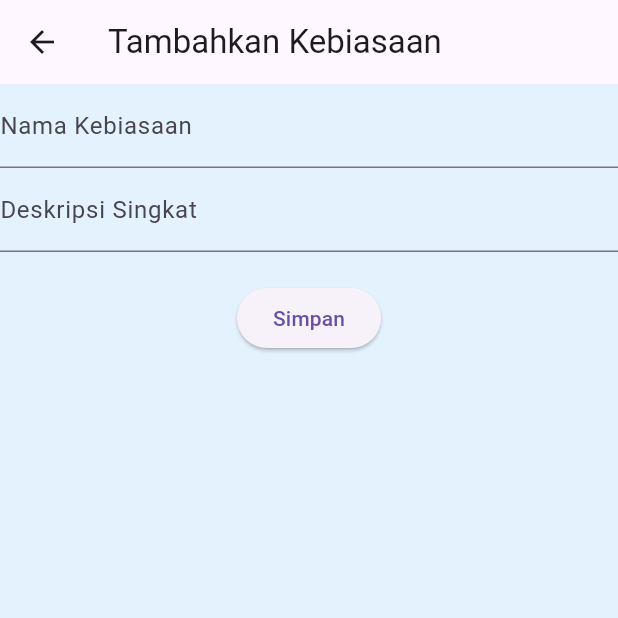
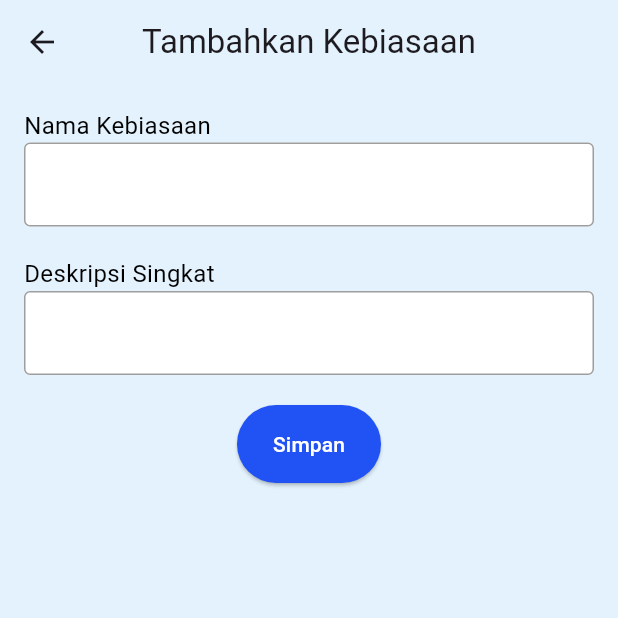
Before and after one commit to anggunn03/habit, a Flutter app: the HabitPage screen opened by its route, on a phone screen of 412 x 824 dp, the top half of it. Run offline on Flutter 3.47's test engine with Material 3 defaults, Android fonts, the phone set to English and light mode, and no system bars; our stand-ins replace supabase_flutter; accounts and stored records are empty.

```diff
--- a/lib/page/habit_page.dart
+++ b/lib/page/habit_page.dart
@@ -61,14 +61,40 @@ class _HabitPageState extends State<HabitPage> {
 
     return Scaffold(
       appBar: AppBar(
+        backgroundColor: Colors.blue[50],
+        centerTitle: true,
         title: Text('${(habit != null) ? 'Edit' : 'Tambahkan'} Kebiasaan'),
+        leading: IconButton(
+          icon: const Icon(Icons.arrow_back),
+          onPressed: () {
+            Navigator.pop(context);
+          },
+        ),
       ),
       body: Form(
         key: _formkey,
+        child: Padding(
+          padding: const EdgeInsets.all(16.0),
           child: Column(
+            crossAxisAlignment: CrossAxisAlignment.start, //label rata kiri
             children: [
+              const Text(
+                'Nama Kebiasaan',
+                style: TextStyle(fontSize: 16, color: Colors.black),
+              ),
+
             TextFormField(
-              decoration: const InputDecoration(labelText: 'Nama Kebiasaan'),
+              decoration: const InputDecoration(
+                border: OutlineInputBorder(),
+                enabledBorder: OutlineInputBorder(
+                  borderSide: BorderSide(color: Colors.grey, width : 1),
+                  ),
+                focusedBorder: OutlineInputBorder(
+                  borderSide: BorderSide(color: Colors.black, width : 1),
+                ),
+                fillColor: Colors.white,
+                filled: true,
+              ),
               validator: (value) {
                 if (value == null || value.isEmpty) {
                   return 'Masukkan nama kebiasaan';
@@ -82,10 +108,25 @@ class _HabitPageState extends State<HabitPage> {
                 });
               },
             ),
-
+            const SizedBox(height : 20),
+            const Text(
+              'Deskripsi Singkat',
+              style: TextStyle(fontSize: 16, color: Colors.black),
+            ),
 
             TextFormField(
-              decoration: const InputDecoration(labelText: 'Deskripsi Singkat'),
+              decoration: const InputDecoration(
+                border: OutlineInputBorder(),
+                enabledBorder: OutlineInputBorder(
+                  borderSide: BorderSide(color: Colors.grey, width : 1),
+                  ),
+
+                focusedBorder: OutlineInputBorder(
+                  borderSide: BorderSide(color: Colors.black, width : 1),
+                ),
+                fillColor: Colors.white,
+                filled: true,
+              ),
               initialValue: description,
               onChanged: (value) {
                 setState(() {
@@ -95,12 +136,22 @@ class _HabitPageState extends State<HabitPage> {
             ),
 
             const SizedBox(height : 20),
-            ElevatedButton(
+            Center(
+              child: ElevatedButton(
+                style: ElevatedButton.styleFrom(
+                  backgroundColor: const Color.fromARGB(255, 33, 82, 243),
+                  foregroundColor: Colors.white,
+                  shape: const StadiumBorder(),
+                  padding: const EdgeInsets.symmetric(horizontal: 24, vertical: 16)
+                ),
+
                 onPressed: save,
                 child: const Text('Simpan')),
+            )
             ],
           )
         ),
+      )
     );
   }
 }
--- a/lib/page/home_page.dart
+++ b/lib/page/home_page.dart
@@ -126,16 +126,21 @@ class _HomePageState extends State<HomePage> {
                                 context: context,
                                 builder: (context) {
                                   return AlertDialog(
+                                    backgroundColor: Colors.white,
                                     title: const Text('Konfirmasi'),
                                     content: const Text('Apakah anda yakin ingin menghapus kebiasaan ini?'),
                                     actions: [
                                       TextButton(
                                         onPressed: () => Navigator.of(context).pop(false),
-                                         child: const Text('Batal'),
+                                        child: const Text('Batal',
+                                          style: TextStyle(color: Colors.black),
+                                        ),
                                       ),
                                       TextButton(
                                         onPressed: () => Navigator.of(context).pop(true),
-                                         child: const Text('Hapus'),
+                                        child: const Text('Hapus',
+                                          style: TextStyle(color: Colors.black),
+                                        )
                                       ),
                                     ],
                                   );
@@ -173,7 +178,7 @@ class _HomePageState extends State<HomePage> {
         ),
       ),
       floatingActionButton: FloatingActionButton(
-        backgroundColor: Colors.blue,
+        backgroundColor: const Color.fromARGB(255, 33, 82, 243),
         foregroundColor: Colors.white,
         onPressed: () {
           _habitPage(context, null);
--- a/lib/page/welcome_page.dart
+++ b/lib/page/welcome_page.dart
@@ -12,7 +12,13 @@ class WelcomePage extends StatelessWidget {
           mainAxisAlignment: MainAxisAlignment.center,
           children: [
             const Text(
-              'Selamat Datang di Aplikasi Habit Tracker',
+              'Selamat Datang di Aplikasi',
+              textAlign: TextAlign.center, //judul ditengah
+              style: TextStyle(fontSize: 24, fontWeight: FontWeight.bold),
+            ),
+            const Text(
+              'Habit Tracker',
+              textAlign: TextAlign.center, //judul ditengah
               style: TextStyle(fontSize: 24, fontWeight: FontWeight.bold),
             ),
 
@@ -25,7 +31,7 @@ class WelcomePage extends StatelessWidget {
             const SizedBox(height : 40),
             ElevatedButton(
               style: ElevatedButton.styleFrom(
-                backgroundColor: Colors.blue,
+                backgroundColor: const Color.fromARGB(255, 33, 82, 243),
                 foregroundColor: Colors.white,
                 shape: RoundedRectangleBorder(
                   borderRadius: BorderRadius.circular(30),
```
Lines whose indentation alone changed are shown as unchanged.
